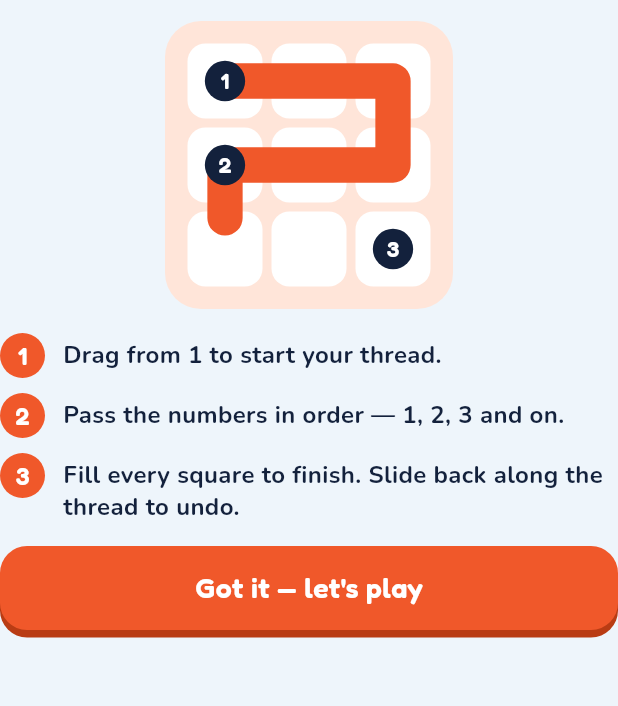
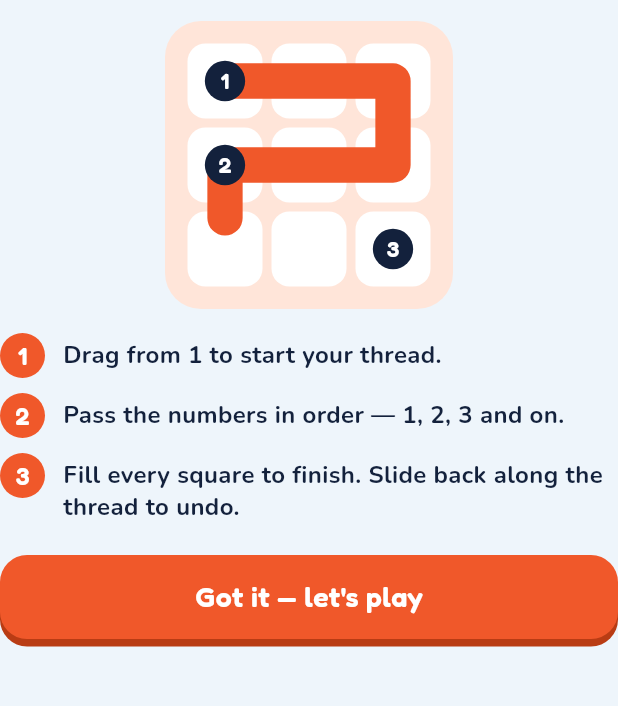
Before and after one commit to m-asifiqbal/focus_and_play, a Flutter app: the HowToPlaySheet widget shown alone on an empty page, opened directly with empty values, on a phone screen of 412 x 824 dp, the part 84-790 px from its top. Run offline on Flutter 3.47's test engine with Material 3 defaults, Android fonts, the phone set to English and light mode, and no system bars; our stand-ins replace audioplayers, file_picker, fl_chart, flutter_animate, flutter_local_notifications, flutter_riverpod and 6 more.

Commit message:
Mind Isles: improved how-to-play accessibility and layout
Refactored the instruction sheets to ensure the "Got it" button remains pinned to the bottom of the screen. This fixes an issue on smaller devices or large text scales where the confirmation button could be scrolled off-screen and become difficult to reach.

- **UI & Layout**
    - Updated `how_to_play_sheet.dart` to use a `Column` with a `Flexible` scrollable area for instructions, keeping the action button fixed at the bottom.
    - Improved layout spacing and standardized padding within the instruction sheet.
    - Refactored `Thread` and `Twist` demo painters to improve variable naming and code clarity.

- **Tests**
    - Added `how_to_play_test.dart` to verify layout integrity across various screen sizes, text scales, and themes (Day/Night).
    - Included golden/screenshot tests for small-screen accessibility verification.
    - Verified that demo animations properly initialize and dispose alongside the bottom sheet.

```diff
--- a/lib/features/play/how_to_play_sheet.dart
+++ b/lib/features/play/how_to_play_sheet.dart
@@ -56,7 +56,14 @@ class HowToPlaySheet extends StatelessWidget {
   Widget build(BuildContext context) {
     final c = context.mi;
     final st = context.island(game);
-    return SingleChildScrollView(
+    // Only the explanation scrolls; the button stays pinned so it is reachable on a
+    // small phone at a large text size (it used to be the last thing in the scroll).
+    return Column(
+      crossAxisAlignment: CrossAxisAlignment.stretch,
+      mainAxisSize: MainAxisSize.min,
+      children: [
+        Flexible(
+          child: SingleChildScrollView(
             child: Column(
               crossAxisAlignment: CrossAxisAlignment.stretch,
               mainAxisSize: MainAxisSize.min,
@@ -117,7 +124,11 @@ class HowToPlaySheet extends StatelessWidget {
                       ],
                     ),
                   ),
-          const SizedBox(height: 6),
+              ],
+            ),
+          ),
+        ),
+        const SizedBox(height: 12),
         MiButton(
           label: "Got it — let's play",
           color: st.color,
@@ -126,7 +137,6 @@ class HowToPlaySheet extends StatelessWidget {
           onTap: () => Navigator.pop(context),
         ),
       ],
-      ),
     );
   }
 }
@@ -242,9 +252,9 @@ class _DemoPainter extends CustomPainter {
             ..strokeCap = StrokeCap.round
             ..strokeJoin = StrokeJoin.round,
         );
-        for (final (i, num) in [(0, '1'), (3, '2'), (8, '3')]) {
+        for (final (i, digit) in [(0, '1'), (3, '2'), (8, '3')]) {
           canvas.drawCircle(ctr(i), cell * .24, ink);
-          text(num, ctr(i), Colors.white, cell * .26);
+          text(digit, ctr(i), Colors.white, cell * .26);
         }
       case GameId.quilt:
         final cols = [0xFF9ED9B0, 0xFFFFD68A, 0xFFA9D3F5];
@@ -386,9 +396,13 @@ class _DemoPainter extends CustomPainter {
         }) {
           final q = ((p - from) / (to - from)).clamp(0.0, 1.0);
           if (q <= 0) return;
-          final d = (b - a);
-          final n = Offset(-d.dy, d.dx) / d.distance * gap;
-          canvas.drawLine(a + n, Offset.lerp(a + n, b + n, q)!, wood);
+          final d = b - a;
+          final shift = Offset(-d.dy, d.dx) / d.distance * gap;
+          canvas.drawLine(
+            a + shift,
+            Offset.lerp(a + shift, b + shift, q)!,
+            wood,
+          );
         }
         bridge(ctr(0), ctr(2), 0, .3, gap: -4);
         bridge(ctr(0), ctr(2), .2, .45, gap: 4);
```
Also changed, not shown: 1 other file. Lines whose indentation alone changed are shown as unchanged.
